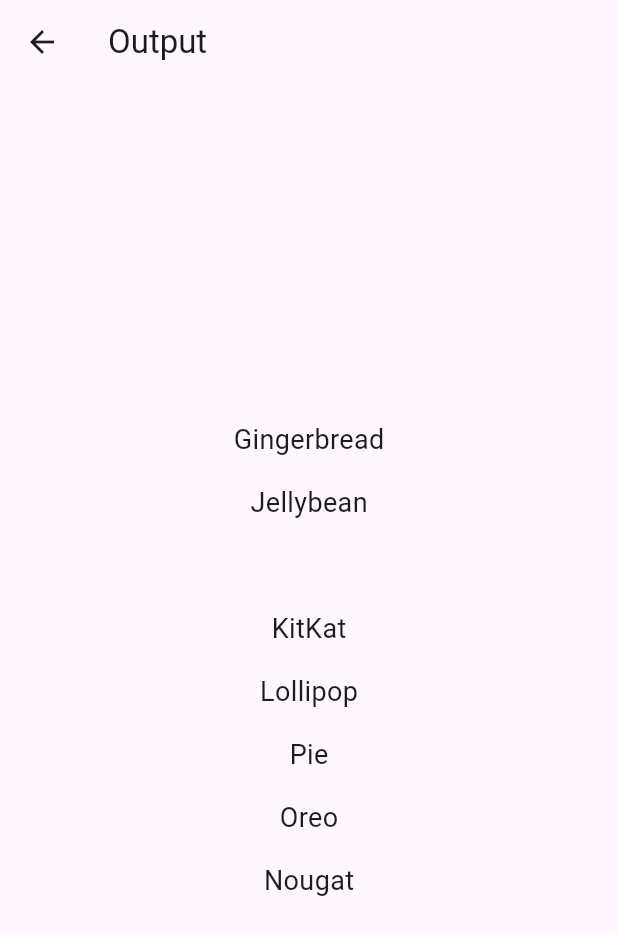
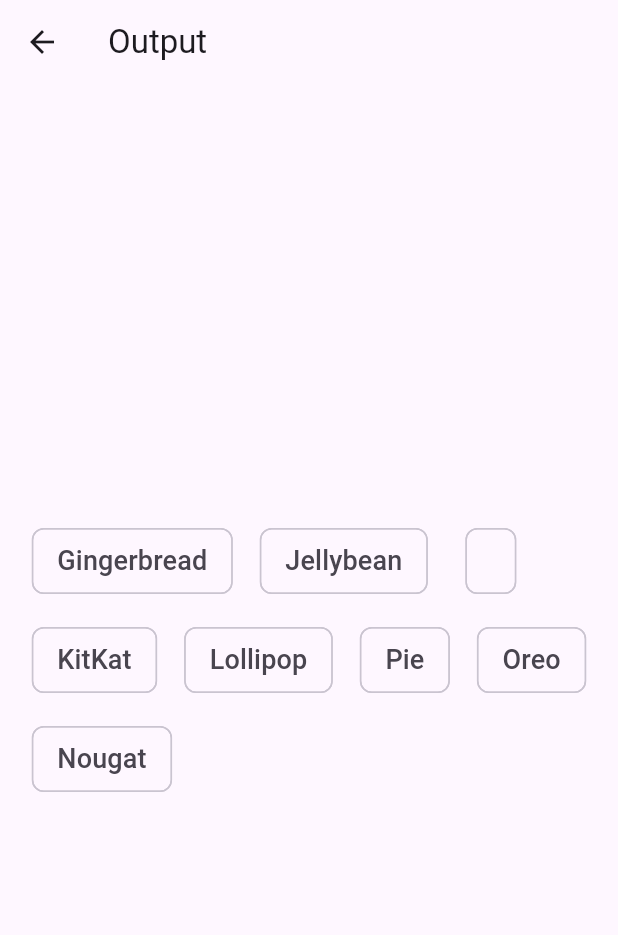
Before and after one commit to NURISLAMCODE/bdcallingtask, a Flutter app: the screen it shows after launch, after a tap on "Output 1", on a phone screen of 412 x 824 dp. Shown: the top 935 px of the screen. Run offline on Flutter 3.47's test engine with Material 3 defaults, Android fonts, the phone set to English and light mode, and no system bars.

Commit message:
final done

```diff
--- a/lib/screen/two_button_screen.dart
+++ b/lib/screen/two_button_screen.dart
@@ -84,14 +84,31 @@ class OutputScreen extends StatelessWidget {
       appBar: AppBar(
         title: Text('Output'),
       ),
+      // body: Center(
+      //   child: Column(
+      //     mainAxisAlignment: MainAxisAlignment.center,
+      //     children: sections
+      //         .expand((section) => section)
+      //         .map((version) => Padding(
+      //               padding: const EdgeInsets.all(8.0),
+      //               child: Text(
+      //                 version?.title ?? '',
+      //                 style: TextStyle(fontSize: 18),
+      //               ),
+      //             ))
+      //         .toList(),
+      //   ),
+      // ),
       body: Center(
-        child: Column(
-          mainAxisAlignment: MainAxisAlignment.center,
+        child: Padding(
+          padding: const EdgeInsets.all(8.0),
+          child: Wrap(
+            spacing: 18.0, // space between items
+            runSpacing: 18.0, // space between rows
             children: sections
                 .expand((section) => section)
-              .map((version) => Padding(
-                    padding: const EdgeInsets.all(8.0),
-                    child: Text(
+                .map((version) => Chip(
+                      label: Text(
                         version?.title ?? '',
                         style: TextStyle(fontSize: 18),
                       ),
@@ -99,6 +116,7 @@ class OutputScreen extends StatelessWidget {
                 .toList(),
           ),
         ),
+      ),
     );
   }
 }
```
Lines whose indentation alone changed are shown as unchanged.
